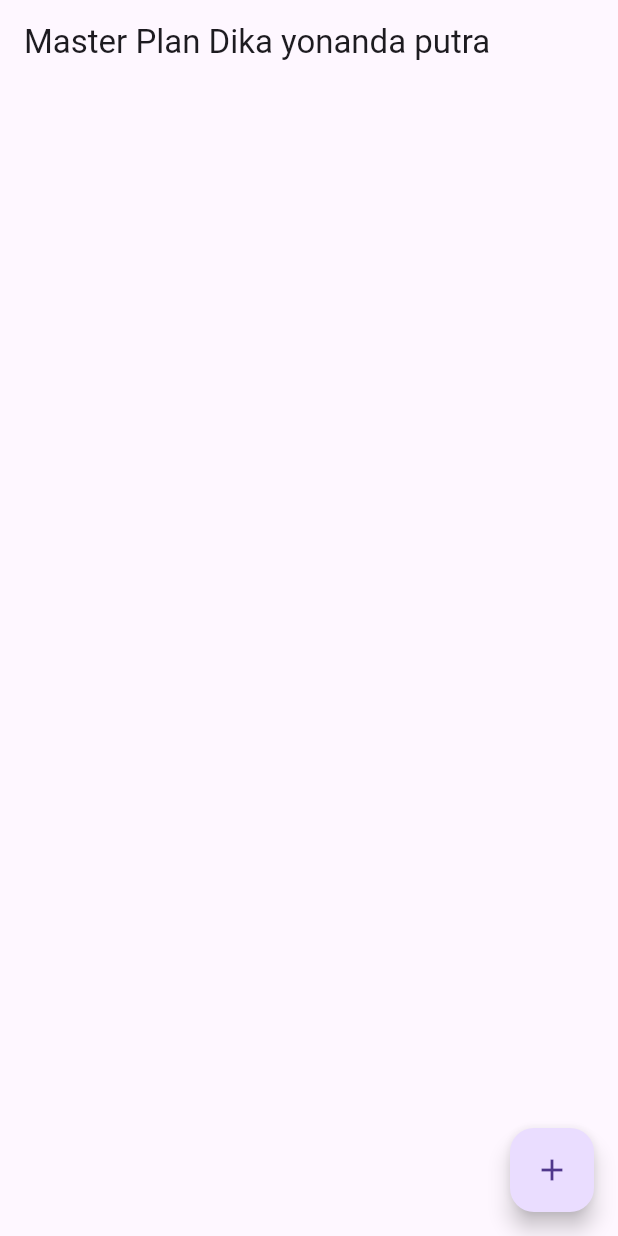
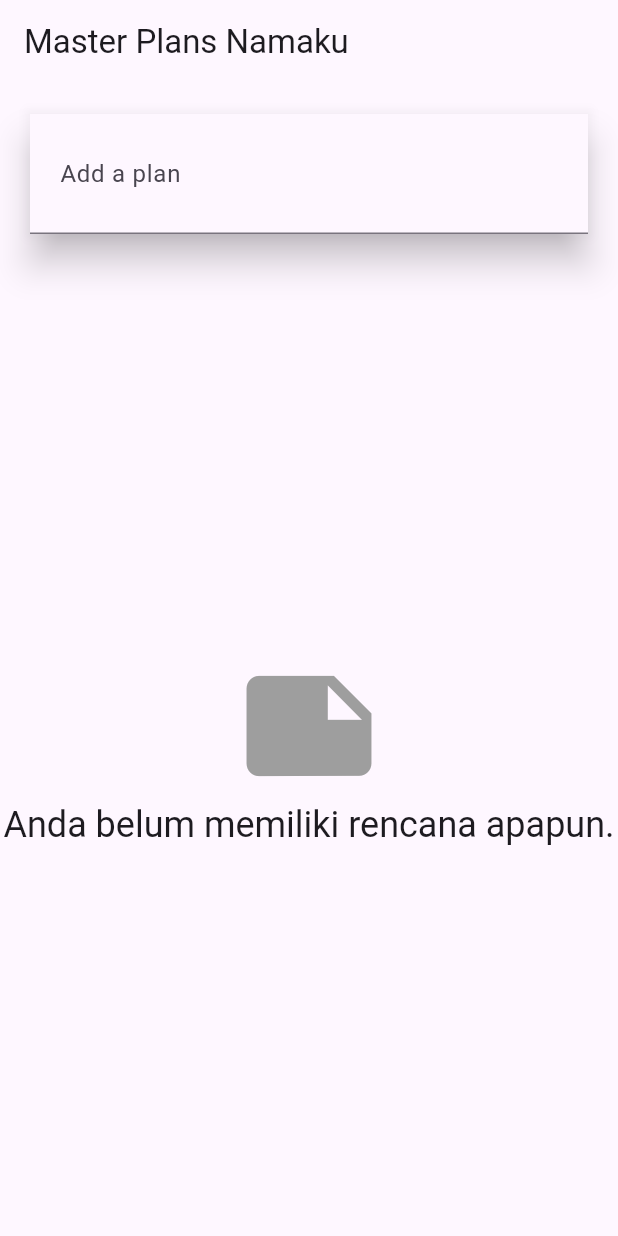
Before and after one commit to dikayo05/flutter-fundamental-latih1, a Flutter app: the screen it shows after launch, on a phone screen of 412 x 824 dp. Run offline on Flutter 3.47's test engine with Material 3 defaults, Android fonts, the phone set to English and light mode, and no system bars.

Commit message:
add plan provider & plan creator screen

```diff
--- a/lib/main.dart
+++ b/lib/main.dart
@@ -1,5 +1,7 @@
 import 'package:flutter/material.dart';
-import './views/plan_screen.dart';
+import 'package:master_plan/models/plan.dart';
+import 'package:master_plan/provider/plan_provider.dart';
+import 'package:master_plan/views/plan_creator_screen.dart';
 
 void main() => runApp(MasterPlanApp());
 
@@ -8,9 +10,13 @@ class MasterPlanApp extends StatelessWidget {
 
   @override
   Widget build(BuildContext context) {
-    return MaterialApp(
-     theme: ThemeData(primarySwatch: Colors.purple),
-     home: PlanScreen(),
+    return PlanProvider(
+      notifier: ValueNotifier<List<Plan>>(const []),
+      child: MaterialApp(
+        title: 'State management app',
+        theme: ThemeData(primarySwatch: Colors.blue),
+        home: PlanCreatorScreen()
+      )
     );
   }
 }
--- a/lib/models/plan.dart
+++ b/lib/models/plan.dart
@@ -1,8 +1,14 @@
 import './task.dart';
 
 class Plan {
+
   final String name;
   final List<Task> tasks;
 
+  int get completedCount => tasks.where((task) => task.complete).length;
+
+  String get completenessMessage =>
+      '$completedCount out of ${tasks.length} tasks';
+
   const Plan({this.name = '', this.tasks = const []});
 }
--- /dev/null
+++ b/lib/provider/plan_provider.dart
@@ -0,0 +1,16 @@
+import 'package:flutter/material.dart';
+import '../models/data_layer.dart';
+
+class PlanProvider extends InheritedNotifier<ValueNotifier<List<Plan>>> {
+  const PlanProvider({
+    super.key,
+    required super.child,
+    required ValueNotifier<List<Plan>> super.notifier,
+  });
+
+  static ValueNotifier<List<Plan>> of(BuildContext context) {
+    return context
+        .dependOnInheritedWidgetOfExactType<PlanProvider>()!
+        .notifier!;
+  }
+}
--- /dev/null
+++ b/lib/views/plan_creator_screen.dart
@@ -0,0 +1,96 @@
+import 'package:flutter/material.dart';
+import 'package:master_plan/models/plan.dart';
+import 'package:master_plan/provider/plan_provider.dart';
+import 'package:master_plan/views/plan_screen.dart';
+
+class PlanCreatorScreen extends StatefulWidget {
+  const PlanCreatorScreen({super.key});
+
+  @override
+  State<PlanCreatorScreen> createState() => _PlanCreatorScreenState();
+}
+
+class _PlanCreatorScreenState extends State<PlanCreatorScreen> {
+  final textController = TextEditingController();
+
+  @override
+  void dispose() {
+    textController.dispose();
+    super.dispose();
+  }
+
+  @override
+  Widget build(BuildContext context) {
+    return Scaffold(
+      // ganti ‘Namaku' dengan nama panggilan Anda
+      appBar: AppBar(title: const Text('Master Plans Namaku')),
+      body: Column(
+        children: [_buildListCreator(), Expanded(child: _buildMasterPlans())],
+      ),
+    );
+  }
+
+  Widget _buildListCreator() {
+    return Padding(
+      padding: const EdgeInsets.all(20.0),
+      child: Material(
+        color: Theme.of(context).cardColor,
+        elevation: 10,
+        child: TextField(
+          controller: textController,
+          decoration: const InputDecoration(
+            labelText: 'Add a plan',
+            contentPadding: EdgeInsets.all(20),
+          ),
+          onEditingComplete: addPlan,
+        ),
+      ),
+    );
+  }
+
+  void addPlan() {
+    final text = textController.text;
+    if (text.isEmpty) {
+      return;
+    }
+    final plan = Plan(name: text, tasks: []);
+    ValueNotifier<List<Plan>> planNotifier = PlanProvider.of(context);
+    planNotifier.value = List<Plan>.from(planNotifier.value)..add(plan);
+    textController.clear();
+    FocusScope.of(context).requestFocus(FocusNode());
+    setState(() {});
+  }
+
+  Widget _buildMasterPlans() {
+    ValueNotifier<List<Plan>> planNotifier = PlanProvider.of(context);
+    List<Plan> plans = planNotifier.value;
+
+    if (plans.isEmpty) {
+      return Column(
+        mainAxisAlignment: MainAxisAlignment.center,
+        children: <Widget>[
+          const Icon(Icons.note, size: 100, color: Colors.grey),
+          Text(
+            'Anda belum memiliki rencana apapun.',
+            style: Theme.of(context).textTheme.headlineSmall,
+          ),
+        ],
+      );
+    }
+    return ListView.builder(
+      itemCount: plans.length,
+      itemBuilder: (context, index) {
+        final plan = plans[index];
+        return ListTile(
+          title: Text(plan.name),
+          subtitle: Text(plan.completenessMessage),
+          onTap: () {
+            Navigator.of(
+              context,
+            ).push(MaterialPageRoute(builder: (_) => PlanScreen(plan: plan)));
+          },
+        );
+      },
+    );
+  }
+}
```
Also changed, not shown: lib/views/plan_screen.dart (+57 -30 lines), images/p2s1.gif (added), 2 other files.
